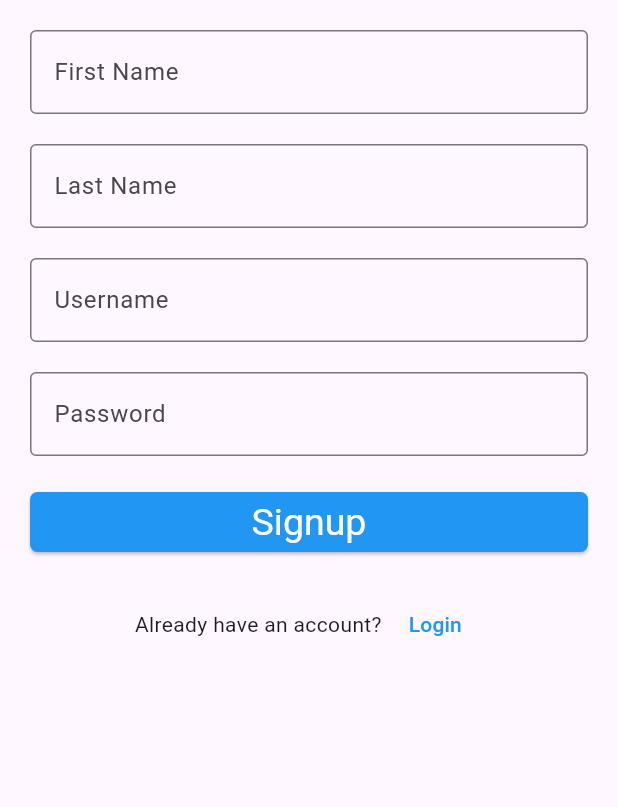
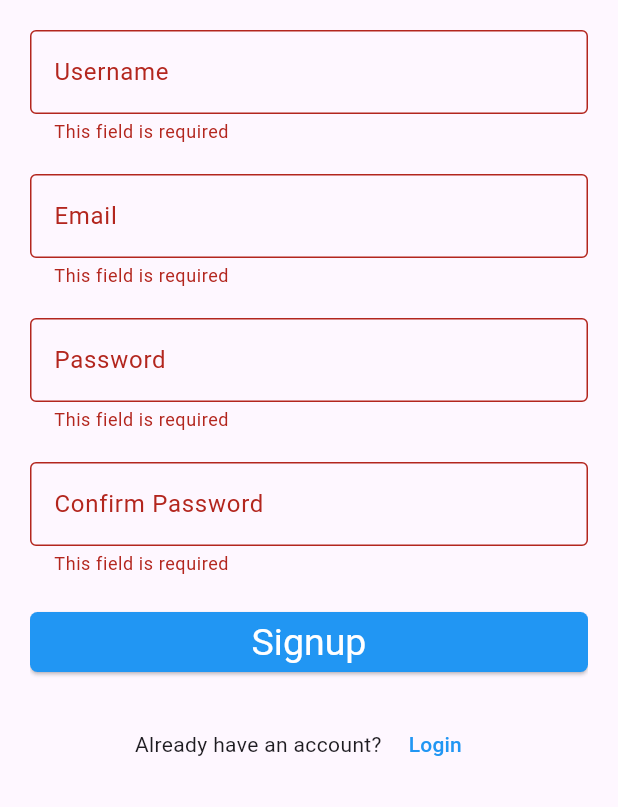
Before and after one commit to IdyllicDawn/GameOn-Mobile, a Flutter app: the SignupPage screen opened directly, after a tap on "Signup", on a phone screen of 412 x 824 dp, the part 429-1236 px from its top. Run offline on Flutter 3.47's test engine with Material 3 defaults, Android fonts, the phone set to English and light mode, and no system bars; network calls fail.

Commit message:
Added guest login and changed signup form

```diff
--- a/lib/bottombar.dart
+++ b/lib/bottombar.dart
@@ -4,7 +4,7 @@ import 'main_page.dart';
 int _currentIndex = 0;
 
 class BottomBar extends StatefulWidget {
-  final String loggedInUsername;
+  final String? loggedInUsername;
   const BottomBar({super.key, required this.loggedInUsername});
 
   @override
--- a/lib/signup_page.dart
+++ b/lib/signup_page.dart
@@ -15,24 +15,67 @@ class SignupPage extends StatefulWidget {
 }
 
 class SignupPageState extends State<SignupPage> {
-  final TextEditingController _firstNameController = TextEditingController();
-  final TextEditingController _lastNameController = TextEditingController();
+  final TextEditingController _emailController = TextEditingController();
   final TextEditingController _usernameController = TextEditingController();
   final TextEditingController _passwordController = TextEditingController();
+  final TextEditingController _confirmPasswordController =
+      TextEditingController();
+  String? _error;
+  bool _hasError = false;
+  bool _usernameError = false;
+  bool _emailError = false;
+  bool _passwordError = false;
+  bool _confirmPasswordError = false;
 
   Future<void> _signup() async {
-    final firstName = _firstNameController.text;
-    final lastName = _lastNameController.text;
+    final email = _emailController.text;
     final username = _usernameController.text;
     final password = _passwordController.text;
+    final confirmPassword = _confirmPasswordController.text;
 
-    final url = Uri.parse('https://group8large-57cfa8808431.herokuapp.com/api/signup');
+    if (username.isEmpty) {
+      setState(() {
+        _hasError = true;
+        _usernameError = true;
+      });
+    }
+    if (email.isEmpty) {
+      setState(() {
+        _hasError = true;
+        _emailError = true;
+      });
+    }
+    if (password.isEmpty) {
+      setState(() {
+        _hasError = true;
+        _passwordError = true;
+      });
+    }
+    if (confirmPassword.isEmpty) {
+      setState(() {
+        _hasError = true;
+        _confirmPasswordError = true;
+      });
+    }
+
+    if (password != confirmPassword) {
+      setState(() {
+        _error = 'Passwords do not match.';
+        _hasError = true;
+        _passwordError = true;
+        _confirmPasswordError = true;
+      });
+    }
+
+    if (_hasError) return;
+
+    final url =
+        Uri.parse('https://group8large-57cfa8808431.herokuapp.com/api/signup');
     final response = await http.post(
       url,
       body: jsonEncode({
-        'firstName': firstName,
-        'lastName': lastName,
         'username': username,
+        'email': email,
         'password': password,
       }),
       headers: {'Content-Type': 'application/json'},
@@ -46,45 +89,20 @@ class SignupPageState extends State<SignupPage> {
       if (error.isEmpty) {
         Navigator.pushReplacement(
           context,
-          MaterialPageRoute(builder: (context) => HomePage(loggedInUsername: username)),
+          MaterialPageRoute(
+              builder: (context) => HomePage(loggedInUsername: username)),
         );
       } else {
-        showDialog(
-          context: context,
-          builder: (BuildContext context) {
-            return AlertDialog(
-              title: const Text('Error'),
-              content: Text(error),
-              actions: <Widget>[
-                TextButton(
-                  onPressed: () {
-                    Navigator.of(context).pop();
-                  },
-                  child: const Text('OK'),
-                ),
-              ],
-            );
-          },
-        );
+        setState(() {
+          _error = error;
+          _hasError = true;
+        });
       }
     } else {
-      showDialog(
-        context: context,
-        builder: (BuildContext context) {
-          return AlertDialog(
-            title: const Text('Error'),
-            content: const Text('An error occurred. Please try again later.'),
-            actions: <Widget>[
-              TextButton(
-                onPressed: () {
-                  Navigator.of(context).pop();
-                },
-                child: const Text('OK'),
-              ),
-            ],
-          );
-        },
-      );
+      setState(() {
+        _error = 'An error occurred. Please try again later.';
+        _hasError = true;
+      });
     }
   }
 
@@ -118,37 +136,107 @@ class SignupPageState extends State<SignupPage> {
                   ),
                 ),
               ),
+              if (_error != null)
+                Text(
+                  _error!,
+                  style: const TextStyle(color: Colors.red),
+                ),
               const SizedBox(height: 20.0),
               TextField(
-                controller: _firstNameController,
-                decoration: const InputDecoration(
-                  labelText: 'First Name',
-                  border: OutlineInputBorder(),
+                controller: _usernameController,
+                onChanged: (_) {
+                  setState(() {
+                    _usernameError = false;
+                    _hasError = false;
+                  });
+                },
+                decoration: InputDecoration(
+                  labelText: 'Username',
+                  border: OutlineInputBorder(
+                    borderSide: BorderSide(
+                      color: _usernameError ? Colors.red : Colors.black,
+                    ),
+                  ),
+                  enabledBorder: OutlineInputBorder(
+                    borderSide: BorderSide(
+                      color: _usernameError ? Colors.red : Colors.black,
+                    ),
+                  ),
+                  errorText: _usernameError ? 'This field is required' : null,
                 ),
               ),
               const SizedBox(height: 20.0),
               TextField(
-                controller: _lastNameController,
-                decoration: const InputDecoration(
-                  labelText: 'Last Name',
-                  border: OutlineInputBorder(),
-                ),
-              ),
-              const SizedBox(height: 20.0),
-              TextField(
-                controller: _usernameController,
-                decoration: const InputDecoration(
-                  labelText: 'Username',
-                  border: OutlineInputBorder(),
+                controller: _emailController,
+                onChanged: (_) {
+                  setState(() {
+                    _emailError = false;
+                    _hasError = false;
+                  });
+                },
+                decoration: InputDecoration(
+                  labelText: 'Email',
+                  border: OutlineInputBorder(
+                    borderSide: BorderSide(
+                      color: _emailError ? Colors.red : Colors.black,
+                    ),
+                  ),
+                  enabledBorder: OutlineInputBorder(
+                    borderSide: BorderSide(
+                      color: _emailError ? Colors.red : Colors.black,
+                    ),
+                  ),
+                  errorText: _emailError ? 'This field is required' : null,
                 ),
               ),
               const SizedBox(height: 20.0),
               TextField(
                 controller: _passwordController,
+                onChanged: (_) {
+                  setState(() {
+                    _passwordError = false;
+                    _hasError = false;
+                  });
+                },
+                decoration: InputDecoration(
+                  labelText: 'Password',
+                  border: OutlineInputBorder(
+                    borderSide: BorderSide(
+                      color: _passwordError ? Colors.red : Colors.black,
+                    ),
+                  ),
+                  enabledBorder: OutlineInputBorder(
+                    borderSide: BorderSide(
+                      color: _passwordError ? Colors.red : Colors.black,
+                    ),
+                  ),
+                  errorText: _passwordError ? 'This field is required' : null,
+                ),
+              ),
+              const SizedBox(height: 20.0),
+              TextField(
+                controller: _confirmPasswordController,
+                onChanged: (_) {
+                  setState(() {
+                    _confirmPasswordError = false;
+                    _hasError = false;
+                  });
+                },
                 obscureText: true,
-                decoration: const InputDecoration(
-                  labelText: 'Password',
-                  border: OutlineInputBorder(),
+                decoration: InputDecoration(
+                  labelText: 'Confirm Password',
+                  border: OutlineInputBorder(
+                    borderSide: BorderSide(
+                      color: _confirmPasswordError ? Colors.red : Colors.black,
+                    ),
+                  ),
+                  enabledBorder: OutlineInputBorder(
+                    borderSide: BorderSide(
+                      color: _confirmPasswordError ? Colors.red : Colors.black,
+                    ),
+                  ),
+                  errorText:
+                      _confirmPasswordError ? 'This field is required' : null,
                 ),
               ),
               const SizedBox(height: 20.0),
```
Also changed, not shown: lib/login_page.dart (+27 -1 lines), lib/main_page.dart (+5 -5 lines).
